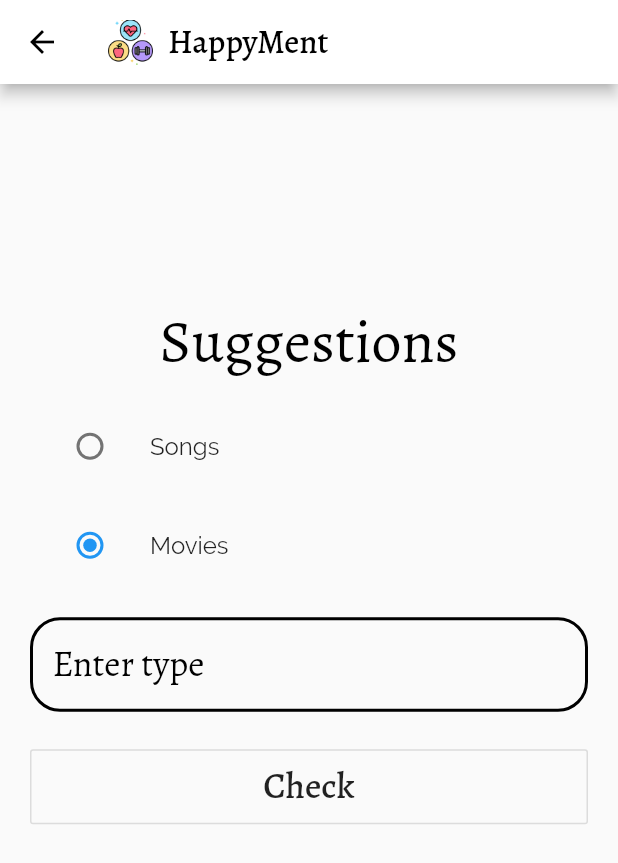
After one commit to ArerehRaj/Mental-Health-Tracker, a Flutter app: the SuggestionsScreen screen opened by its route, on a phone screen of 412 x 824 dp. The commit adds this screen. Shown: the top 863 px of the screen. Run offline on Flutter 3.47's test engine with Material 2 defaults, Android fonts, the phone set to English and light mode, and no system bars; our stand-ins replace cloud_firestore, firebase_auth, firebase_core, firebase_storage, flutter_svg, get and 2 more; missing offline and left inert: country_list_pick; accounts and stored records are empty.

Commit message:
Added code for suggesting songs and movies based on input

```diff
--- a/lib/main.dart
+++ b/lib/main.dart
@@ -6,6 +6,7 @@ import 'package:firebase_auth/firebase_auth.dart';
 import 'package:get/get_navigation/src/root/get_material_app.dart';
 import 'package:mental_health_tracker_app/screens/first_time_form.dart';
 import 'package:mental_health_tracker_app/screens/quiz/quiz_screen.dart';
+import 'package:mental_health_tracker_app/screens/suggestions_screen.dart';
 import 'package:shared_preferences/shared_preferences.dart';
 
 import './screens/auth_selection_screen.dart';
@@ -53,6 +54,7 @@ class MyApp extends StatelessWidget {
         RegisterPage.routeName: (ctx) => RegisterPage(),
         HomeScreen.routeName: (ctx) => const HomeScreen(),
         QuizScreen.routeName: (ctx) => QuizScreen(),
+        SuggestionsScreen.routeName: (ctx) => SuggestionsScreen(),
       },
     );
   }
--- a/lib/screens/home_screen.dart
+++ b/lib/screens/home_screen.dart
@@ -23,6 +23,7 @@ class _HomeScreenState extends State<HomeScreen> {
 
   bool _isLoading = false;
   String _userName = '';
+  int _userLevel = 0;
   final _userID = FirebaseAuth.instance.currentUser!.uid;
 
   void setUserName() async {
@@ -32,6 +33,7 @@ class _HomeScreenState extends State<HomeScreen> {
     setState(() {
       _isLoading = false;
       _userName = userData['name'];
+      _userLevel = int.parse(userData['user_level'].toString());
     });
   }
 
@@ -177,6 +179,7 @@ class _HomeScreenState extends State<HomeScreen> {
       ),
       drawer: MainDrawer(
         userName: _userName,
+        userLevel: _userLevel,
       ),
       body: _isLoading
           ? Center(
--- a/lib/screens/quiz/components/question_card.dart
+++ b/lib/screens/quiz/components/question_card.dart
@@ -18,12 +18,15 @@ class QuestionCard extends StatelessWidget {
   @override
   Widget build(BuildContext context) {
     QuestionController _controller = Get.put(QuestionController());
-    return Container(
+    return Material(
+      elevation: 100,
+      child: Container(
         margin: EdgeInsets.symmetric(horizontal: kDefaultPadding),
         padding: EdgeInsets.all(kDefaultPadding),
         decoration: BoxDecoration(
           color: Colors.white,
           borderRadius: BorderRadius.circular(25),
+          // border: Border.all(color: Colors.black, width: 1),
         ),
         child: Column(
           children: [
@@ -46,6 +49,7 @@ class QuestionCard extends StatelessWidget {
             ),
           ],
         ),
+      ),
     );
   }
 }
--- /dev/null
+++ b/lib/screens/suggestions_screen.dart
@@ -0,0 +1,219 @@
+import 'package:cloud_firestore/cloud_firestore.dart';
+import 'package:flutter/material.dart';
+import 'package:get/get.dart';
+import 'package:mental_health_tracker_app/screens/suggestions_results_screen.dart';
+
+import '../constants.dart';
+
+enum SuggestionsType { movie, songs }
+
+class SuggestionsScreen extends StatefulWidget {
+  SuggestionsScreen({Key? key}) : super(key: key);
+
+  static const routeName = '/suggestions-screen';
+
+  @override
+  State<SuggestionsScreen> createState() => _SuggestionsScreenState();
+}
+
+class _SuggestionsScreenState extends State<SuggestionsScreen> {
+  SuggestionsType _option = SuggestionsType.movie;
+  final TextEditingController _input = TextEditingController();
+
+  bool _isLoading = false;
+
+  @override
+  Widget build(BuildContext context) {
+    final deviceSize = MediaQuery.of(context).size;
+    return Scaffold(
+      appBar: AppBar(
+        backgroundColor: Colors.white,
+        iconTheme: const IconThemeData(
+          color: Colors.black,
+        ),
+        title: Row(
+          children: [
+            Image.asset(
+              'assets/images/app_logo.png',
+              fit: BoxFit.cover,
+              height: 30,
+            ),
+            const SizedBox(
+              width: 10,
+            ),
+            const Text(
+              'HappyMent',
+              style: TextStyle(
+                color: Colors.black,
+                fontFamily: 'Alegreya',
+                fontSize: 22,
+              ),
+            ),
+          ],
+        ),
+      ),
+      body: SingleChildScrollView(
+        child: Container(
+          width: deviceSize.width,
+          height: deviceSize.height * 0.75,
+          margin: const EdgeInsets.all(10),
+          padding: const EdgeInsets.all(10),
+          child: Column(
+            mainAxisAlignment: MainAxisAlignment.center,
+            children: [
+              const Text(
+                'Suggestions',
+                style: TextStyle(
+                  color: Colors.black,
+                  fontFamily: 'Alegreya',
+                  fontSize: 40,
+                ),
+              ),
+              const SizedBox(
+                height: 15,
+              ),
+              ListTile(
+                title: const Text('Songs'),
+                leading: Radio(
+                  value: SuggestionsType.songs,
+                  groupValue: _option,
+                  onChanged: (value) {
+                    setState(() {
+                      _option = value as SuggestionsType;
+                    });
+                  },
+                ),
+              ),
+              const SizedBox(
+                height: 10,
+              ),
+              ListTile(
+                title: const Text('Movies'),
+                leading: Radio(
+                  value: SuggestionsType.movie,
+                  groupValue: _option,
+                  onChanged: (value) {
+                    setState(() {
+                      _option = value as SuggestionsType;
+                    });
+                  },
+                ),
+              ),
+              const SizedBox(
+                height: 10,
+              ),
+              Padding(
+                padding: const EdgeInsets.symmetric(vertical: 10),
+                child: TextField(
+                  style: kBodyText.copyWith(
+                    color: Colors.deepPurple.shade700,
+                  ),
+                  keyboardType: TextInputType.text,
+                  textInputAction: TextInputAction.next,
+                  controller: _input,
+                  // validator: (value) {
+                  //   if (value!.isEmpty) {
+                  //     return 'Please enter a valid input';
+                  //   }
+                  //   return null;
+                  // },
+                  // onSaved: (value) {
+                  //   _input = value.toString();
+                  // },
+                  decoration: InputDecoration(
+                    contentPadding: const EdgeInsets.all(15),
+                    hintText: 'Enter type',
+                    hintStyle: kBodyText,
+                    enabledBorder: OutlineInputBorder(
+                      borderSide: const BorderSide(
+                        color: Colors.black,
+                        width: 2,
+                      ),
+                      borderRadius: BorderRadius.circular(20),
+                    ),
+                    focusedBorder: OutlineInputBorder(
+                      borderSide: BorderSide(
+                        color: Colors.deepPurple.shade700,
+                        width: 2,
+                      ),
+                      borderRadius: BorderRadius.circular(20),
+                    ),
+                  ),
+                ),
+              ),
+              const SizedBox(
+                height: 15,
+              ),
+              Container(
+                height: 50,
+                width: deviceSize.width,
+                child: OutlineButton(
+                  splashColor: Colors.deepPurple.shade700,
+                  onPressed: () async {
+                    setState(() {
+                      _isLoading = true;
+                    });
+                    List<QueryDocumentSnapshot<Map<String, dynamic>>> docsList =
+                        [];
+                    var isMusic = false;
+                    if (_option == SuggestionsType.movie) {
+                      final suggestionsDocuments = await FirebaseFirestore
+                          .instance
+                          .collection('movie_database')
+                          .where(
+                        'genres',
+                        arrayContainsAny: [
+                          _input.text.toString(),
+                        ],
+                      ).get();
+                      docsList = suggestionsDocuments.docs;
+                      // print(suggestionsDocuments.docs[0].get('title'));
+                    } else if (_option == SuggestionsType.songs) {
+                      final suggestionsDocuments =
+                          await FirebaseFirestore.instance
+                              .collection('spotify_music_database')
+                              .where(
+                                'Energy',
+                                isEqualTo: 45,
+                              )
+                              .get();
+                      docsList = suggestionsDocuments.docs;
+                      isMusic = true;
+                    }
+
+                    setState(() {
+                      _isLoading = false;
+                    });
+
+                    print(isMusic);
+                    // print(docsList);
+
+                    Get.to(
+                      () => SuggestionsResultsScreen(
+                        resultsData: docsList,
+                        isMusic: isMusic,
+                      ),
+                    );
+                  },
+                  child: _isLoading
+                      ? Center(
+                          child: CircularProgressIndicator(
+                            color: Colors.deepPurple.shade700,
+                          ),
+                        )
+                      : const Text(
+                          'Check',
+                          style: TextStyle(
+                            fontSize: 24,
+                            fontFamily: 'Alegreya',
+                          ),
+                        ),
+                ),
+              ),
+            ],
+          ),
+        ),
+      ),
+    );
+  }
+}
```
Also changed, not shown: lib/screens/quiz/components/body.dart (+13 -11 lines), lib/screens/quiz/quiz_screen.dart (+40 -4 lines), lib/screens/suggestions_results_screen.dart (added, +105 -0 lines), lib/widgets/main_drawer.dart (+16 -3 lines). Lines whose indentation alone changed are shown as unchanged.
